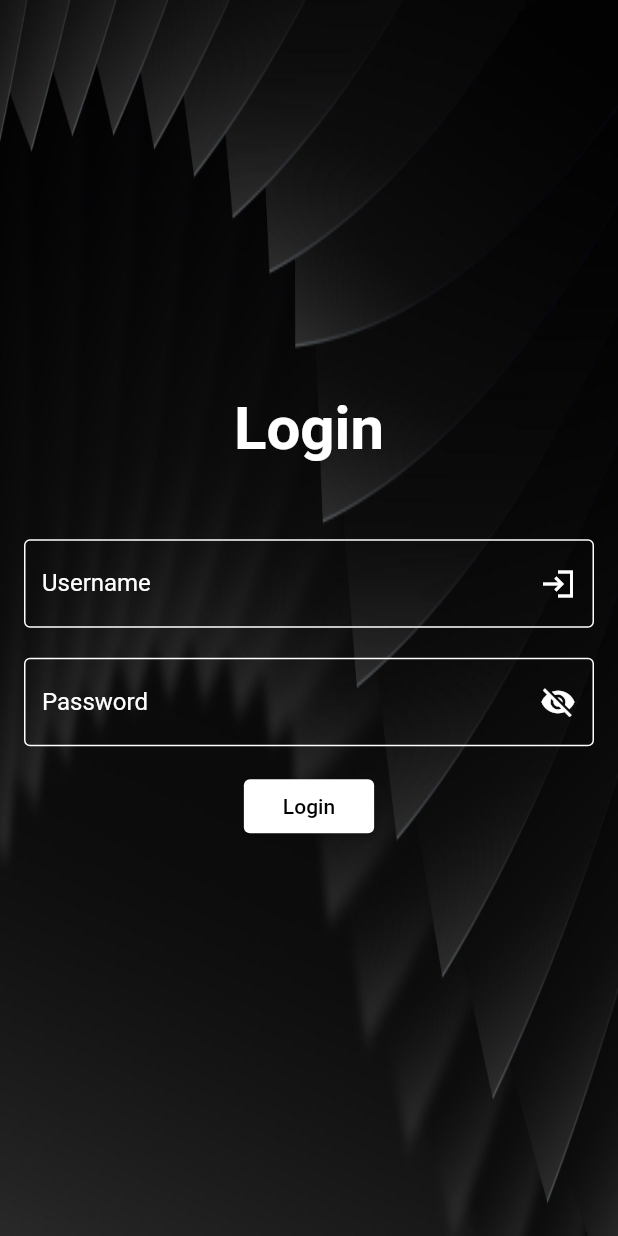
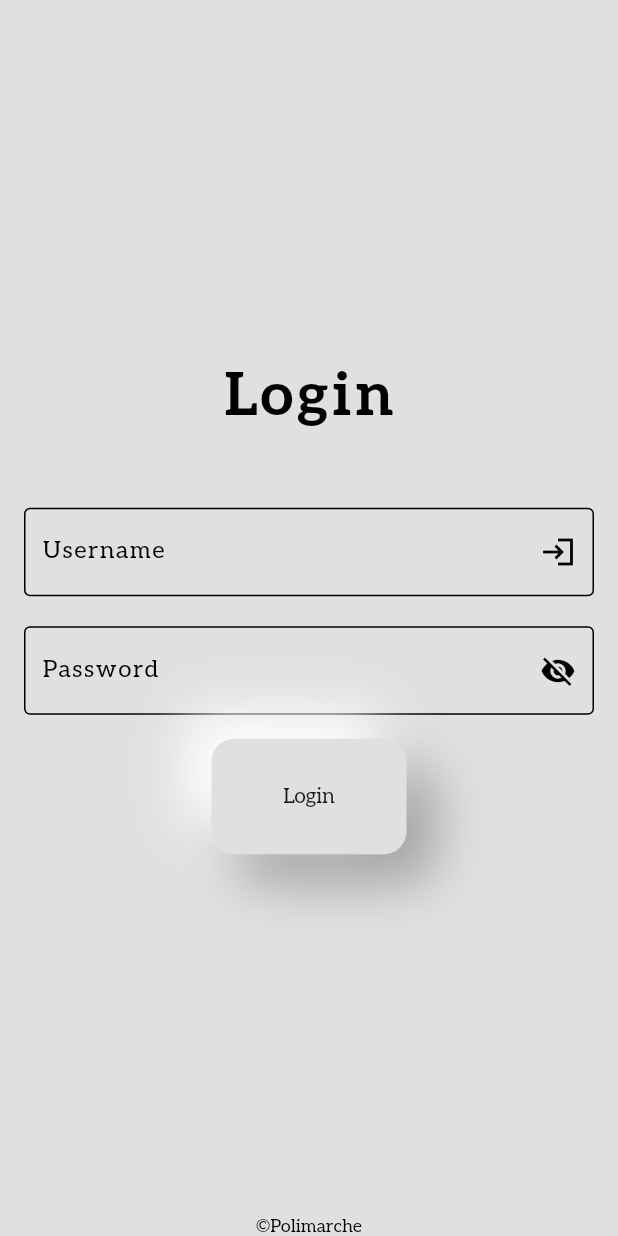
Before and after one commit to AlessandroS01/thesis-polimarche, a Flutter app: the screen it shows after launch, on a phone screen of 412 x 824 dp. Run offline on Flutter 3.47's test engine with Material 2 defaults, Android fonts, the light colour scheme and no system bars; our stand-ins replace flutter_inset_box_shadow, google_nav_bar.

Commit message:
Changed style

```diff
--- a/lib/main.dart
+++ b/lib/main.dart
@@ -1,13 +1,18 @@
 import 'package:flutter/material.dart';
+import 'package:polimarche/pages/main/main_page.dart';
 import 'package:polimarche/pages/loading.dart';
 import 'package:polimarche/pages/login.dart';
 
 void main() {
   runApp(MaterialApp(
+    theme: ThemeData(
+      fontFamily: "aleo",
+    ),
     initialRoute: '/',
     routes: {
       '/': (context) => const Loading(),
       '/login': (context) => const Login(),
+      '/home': (context) => const MainPage(),
     },
   ));
 }
--- a/lib/pages/loading.dart
+++ b/lib/pages/loading.dart
@@ -59,7 +59,7 @@ class _LoadingState extends State<Loading> with TickerProviderStateMixin {
   @override
   Widget build(BuildContext context) {
     return Scaffold(
-      backgroundColor: Colors.grey[300],
+      backgroundColor: Colors.white,
       body: Center(
         child: ScaleTransition(
           scale: _animation,
--- a/lib/pages/login.dart
+++ b/lib/pages/login.dart
@@ -9,10 +9,10 @@ class Login extends StatefulWidget {
 
 class _LoginState extends State<Login> {
 
-
-  TextEditingController _usernameController = TextEditingController();
-  TextEditingController _passwordController = TextEditingController();
+  final TextEditingController _usernameController = TextEditingController();
+  final TextEditingController _passwordController = TextEditingController();
   bool _isPasswordVisible = false;
+  bool isLoginPressed = false;
 
   void _togglePasswordVisibility() {
     setState(() {
@@ -22,25 +22,25 @@ class _LoginState extends State<Login> {
 
   @override
   Widget build(BuildContext context) {
+    final backgroundColor = Colors.grey.shade300;
+
     return Scaffold(
       body: Container(
-        decoration: const BoxDecoration(
-          image: DecorationImage(
-            image: AssetImage(
-              'assets/backgrounds/login.jpg'
-            ),
-            fit: BoxFit.fill
-          )
-        ),
+        color: Colors.grey.shade300,
         child: Column(
+          mainAxisAlignment: MainAxisAlignment.center,
+          children: [
+            Expanded(child: Column(
               mainAxisAlignment: MainAxisAlignment.center,
               children: [
                 const Text(
                   'Login',
                   style: TextStyle(
+                    fontFamily: 'aleo',
+                    letterSpacing: 2.5,
                     fontWeight: FontWeight.bold,
                     fontSize: 40,
-                color: Colors.white,
+                    color: Colors.black,
                   ),
                 ),
                 const SizedBox(height: 50),
@@ -48,27 +48,33 @@ class _LoginState extends State<Login> {
                 Container(
                   padding: const EdgeInsets.symmetric(horizontal: 16.0),
                   child: TextField(
-                style: const TextStyle(color: Colors.white),
+                    keyboardType: TextInputType.number,
+                    style: const TextStyle(
+                        color: Colors.black,
+                        fontFamily: 'aleo',
+                        letterSpacing: 1
+                    ),
                     controller: _usernameController,
-                cursorColor: Colors.white,
+                    cursorColor: Colors.black,
                     decoration: const InputDecoration(
                       suffixIcon: Icon(
                         Icons.login_sharp,
-                    color: Colors.white,
+                        color: Colors.black,
                       ),
                       labelText: 'Username',
                       labelStyle: TextStyle(
-                      color: Colors.white
+                          fontFamily: 'aleo',
+                          color: Colors.black
                       ),
                       enabledBorder: OutlineInputBorder(
                         borderSide: BorderSide(
-                      color: Colors.white
+                          color: Colors.black
                         )
                       ),
                       focusedBorder: OutlineInputBorder(
                         borderSide: BorderSide(
                           width: 2,
-                      color: Colors.white
+                          color: Colors.black
                         )
                       ),
                     ),
@@ -79,31 +85,35 @@ class _LoginState extends State<Login> {
                 Container(
                 padding: const EdgeInsets.symmetric(horizontal: 16.0),
                 child: TextField(
-              style: const TextStyle(color: Colors.white),
+                  style: const TextStyle(
+                      color: Colors.black,
+                      fontFamily: 'aleo',
+                      letterSpacing: 1
+                  ),
                   controller: _passwordController,
-              cursorColor: Colors.white,
+                  cursorColor: Colors.black,
                   obscureText: !_isPasswordVisible, // Toggle visibility
                   decoration: InputDecoration(
                     labelStyle: const TextStyle(
-                      color: Colors.white
+                          fontFamily: 'aleo',
+                          color: Colors.black
                     ),
                     enabledBorder: const OutlineInputBorder(
                       borderSide: BorderSide(
-                    color: Colors.white
+                        color: Colors.black
                       )
                     ),
                     focusedBorder: const OutlineInputBorder(
                       borderSide: BorderSide(
                         width: 2,
-                    color: Colors.white
+                        color: Colors.black
                       )
                     ),
                     labelText: 'Password',
-
                     suffixIcon: IconButton(
                       icon: Icon(
                           _isPasswordVisible ? Icons.visibility : Icons.visibility_off,
-                      color: Colors.white,
+                          color: Colors.black,
                       ),
                       onPressed: _togglePasswordVisibility,
                     ),
@@ -112,39 +122,59 @@ class _LoginState extends State<Login> {
                 ),
                 const SizedBox(height: 16.0),
                 // Login Button
-            ElevatedButton(
-              style: ButtonStyle(
-                backgroundColor: MaterialStateProperty.resolveWith<Color?>(
-                  (Set<MaterialState> states) {
-                    return Colors.white; // Set your desired background color here
-                  }
-                ), // Background color,
-                overlayColor: MaterialStateProperty.resolveWith<Color?>(
-                  (Set<MaterialState> states) {
-                    if (states.contains(MaterialState.pressed)) {
-                      return Colors.grey[500]; //<-- SEE HERE
-                    }
-                    return null; // Defer to the widget's default.
-                  },
-                ),
-
-              ),
-              onPressed: () {
+                Listener(
+                      onPointerUp: (_) => setState( () {
+                          // TODO logic for loggin in
                           // Perform login logic here, using _usernameController.text and _passwordController.text
                           // For demo purposes, just print the values to the console.
                           print('Username: ${_usernameController.text}');
                           print('Password: ${_passwordController.text}');
-              },
-              child: const Padding(
-                padding: EdgeInsets.symmetric(vertical: 2, horizontal: 10),
-                child: Text(
-                    'Login',
-                    style: TextStyle(
-                      color: Colors.black
+
+                          Navigator.popAndPushNamed(
+                              context,
+                              '/home'
+                          );
+                      }),
+                      onPointerDown: (_) => setState(() => isLoginPressed = true),
+                      child: AnimatedContainer(
+                        width: 130,
+                        duration: const Duration(milliseconds: 100),
+                        child: Center(child: Text("Login")),
+                        padding: EdgeInsets.all(30),
+                        decoration: BoxDecoration(
+                          color: backgroundColor,
+                          borderRadius: BorderRadius.circular(15),
+                          boxShadow: isLoginPressed ? [] : [
+                            //
+                            BoxShadow(
+                              color: Colors.grey.shade500,
+                              offset: Offset(18, 18),
+                              blurRadius: 30
+                            ),
+                            BoxShadow(
+                              color: Colors.white,
+                              offset: -Offset(18, 18),
+                              blurRadius: 30,
+                            ),
+
+
+                          ]
                         ),
                       ),
                 ),
+              ],
+            )),
+            const Align(
+              alignment: Alignment.bottomCenter,
+              child: Text(
+                '©Polimarche',
+                style: TextStyle(
+                  color: Colors.black,
+                  fontSize: 12,
+                  fontFamily: 'aleo'
                 ),
+              ),
+            )
           ],
         ),
       ),
```
Also changed, not shown: lib/pages/main/agenda_item_page.dart (added, +20 -0 lines), lib/pages/main/home_item_page.dart (added, +213 -0 lines), lib/pages/main/main_page.dart (added, +81 -0 lines), lib/pages/main/team_item_page.dart (added, +20 -0 lines), pubspec.yaml (+8 -12 lines), assets/fonts/aleo.ttf (added), pubspec.lock. Lines whose indentation alone changed are shown as unchanged.
